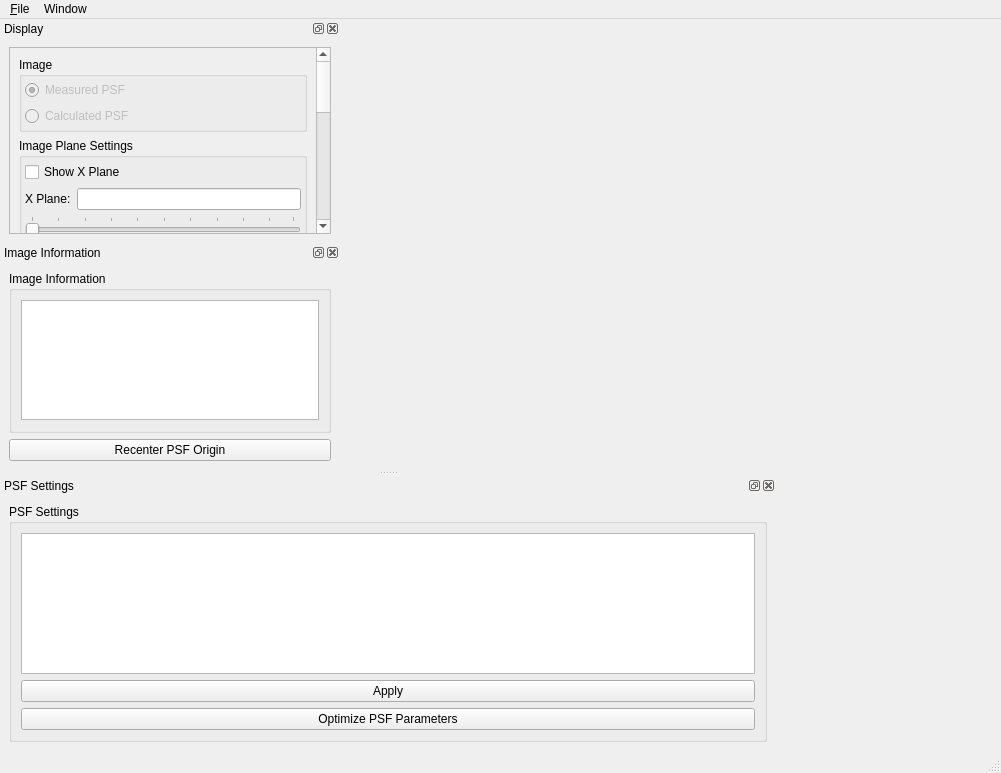
The window that apps/VisualPSFOptimizer/VisualPSFOptimizer.ui (CISMM/PSFEstimator) describes before a commit, drawn with Qt 5.
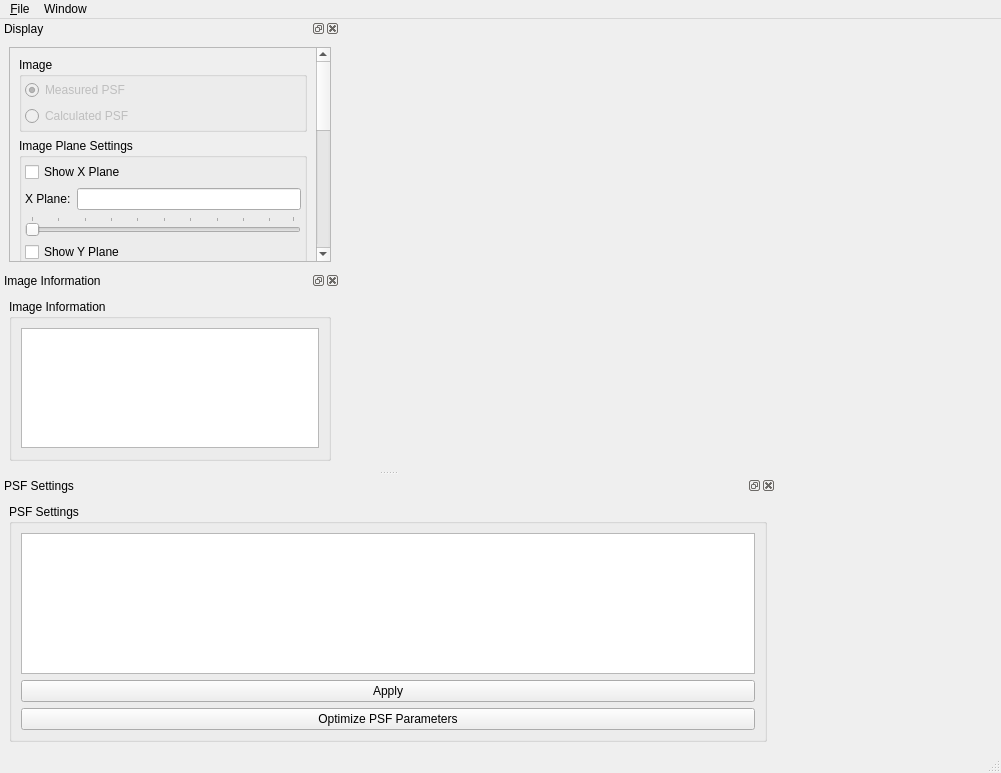
The same window after the commit. Custom widgets are drawn as their Qt base class.

Patch:
```diff
--- a/apps/VisualPSFOptimizer/VisualPSFOptimizer.ui
+++ b/apps/VisualPSFOptimizer/VisualPSFOptimizer.ui
@@ -670,13 +670,6 @@
        </layout>
       </widget>
      </item>
-     <item>
-      <widget class="QPushButton" name="recenterPSFOriginButton">
-       <property name="text">
-        <string>Recenter PSF Origin</string>
-       </property>
-      </widget>
-     </item>
     </layout>
    </widget>
   </widget>
```
